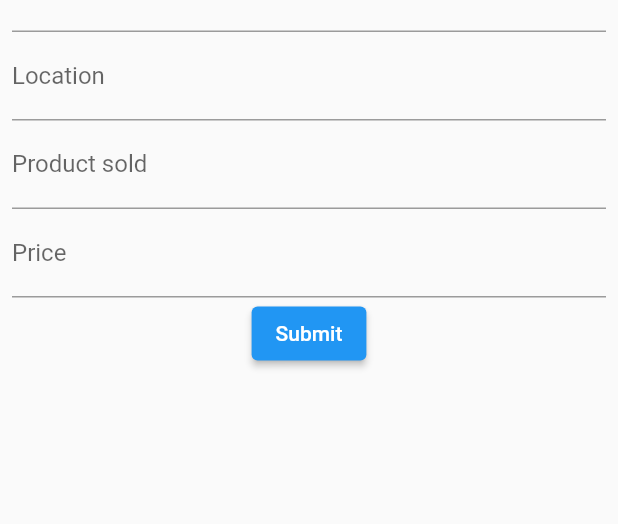
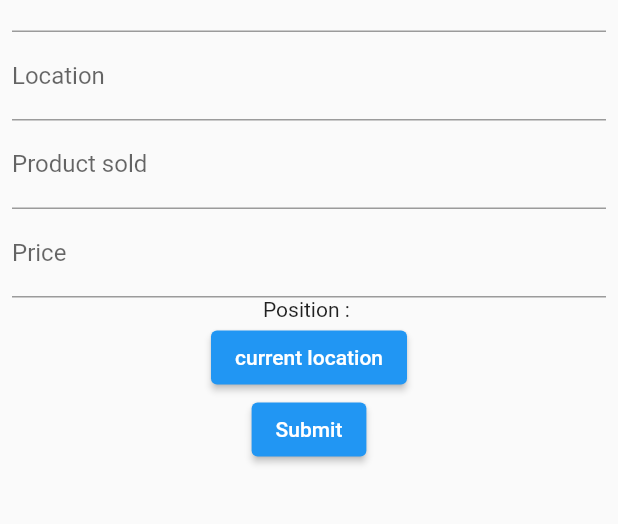
Before and after one commit to jahnaviC1903/store, a Flutter app: the AddPage screen opened directly, on a phone screen of 412 x 824 dp, the part 229-753 px from its top. Run offline on Flutter 3.47's test engine with Material 2 defaults, Android fonts, the phone set to English and light mode, and no system bars; our stand-ins replace cloud_firestore, firebase_core, font_awesome_flutter, geolocator, youtube_player_flutter; accounts and stored records are empty.

Commit message:
current location

```diff
--- a/lib/add.dart
+++ b/lib/add.dart
@@ -1,6 +1,7 @@
 import 'package:cloud_firestore/cloud_firestore.dart';
 
 import 'package:flutter/material.dart';
+import 'package:geolocator/geolocator.dart';
 
 
 
@@ -15,6 +16,22 @@ class _AddPageState extends State<AddPage> {
     TextEditingController _addLocation = TextEditingController();
     TextEditingController _addPrice = TextEditingController();
     TextEditingController _addProduct = TextEditingController();
+    var locationMessage = "";
+
+    void getCurrentLocation() async{
+      var position = await Geolocator()
+        .getCurrentPosition(desiredAccuracy: LocationAccuracy.high);
+      var lastPosition = await Geolocator().getLastKnownPosition();
+      print(lastPosition);
+      var lat = position.latitude;
+      var long = position.longitude;
+      print("$lat, $long");
+
+
+      setState(() {
+        locationMessage = "Latitude : $lat , Longitude : $long";
+
+      } );   }
 
    CollectionReference linkRef;
   List<String> videoID = [];
@@ -68,6 +85,10 @@ class _AddPageState extends State<AddPage> {
                   decoration: InputDecoration(
                       labelText: 'Price',
                       ),),
+                    Text("Position : $locationMessage"),
+                    ElevatedButton(
+                      onPressed:() {getCurrentLocation();},
+                    child: Text("current location",)),
                        ElevatedButton(
                      onPressed:(){
                       _addItemFuntion();
--- a/lib/main.dart
+++ b/lib/main.dart
@@ -3,6 +3,7 @@ import 'package:flutter/material.dart';
 import 'package:store/home.dart';
 import 'add.dart';
 import 'home.dart';
+import 'package:geolocator/geolocator.dart';
 
 
 
--- a/pubspec.yaml
+++ b/pubspec.yaml
@@ -33,6 +33,7 @@ dependencies:
   firebase_core: ^0.5.3
   flushbar: ^1.10.4
   font_awesome_flutter: ^8.8.1
+  geolocator: ^5.1.3
 
 dev_dependencies:
   flutter_test:
```
Also changed, not shown: pubspec.lock, 1 other file.
